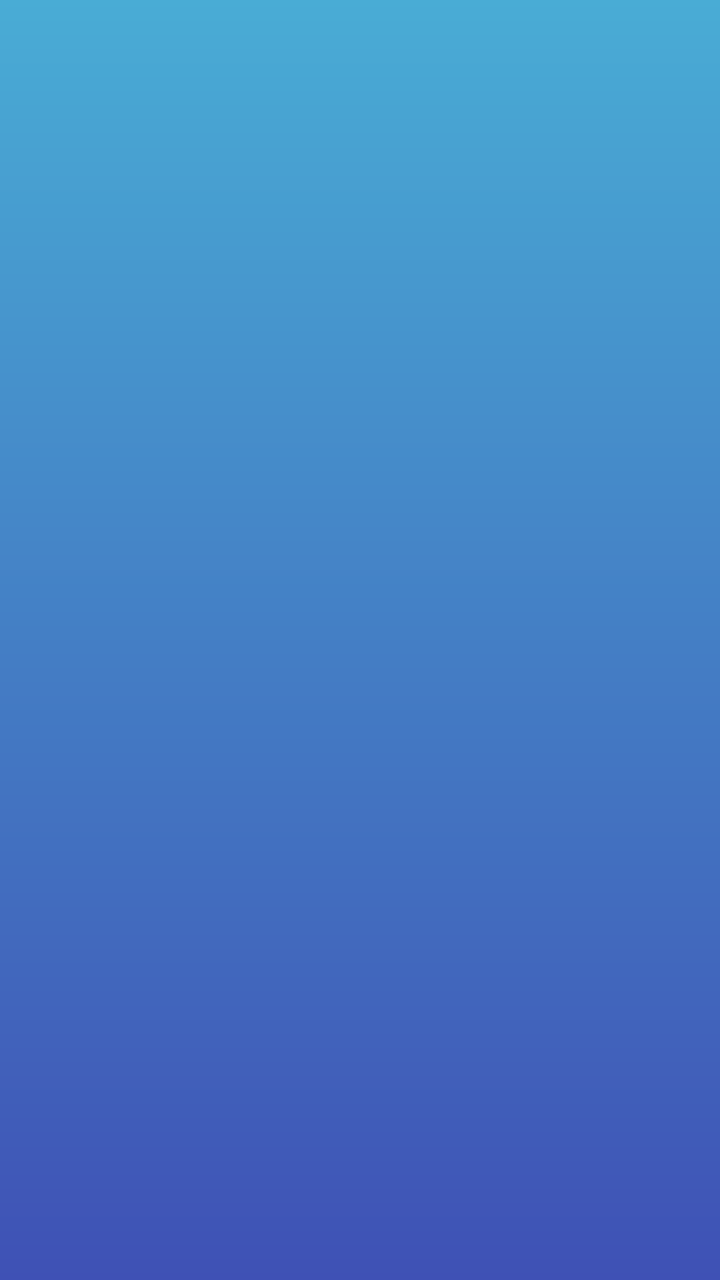
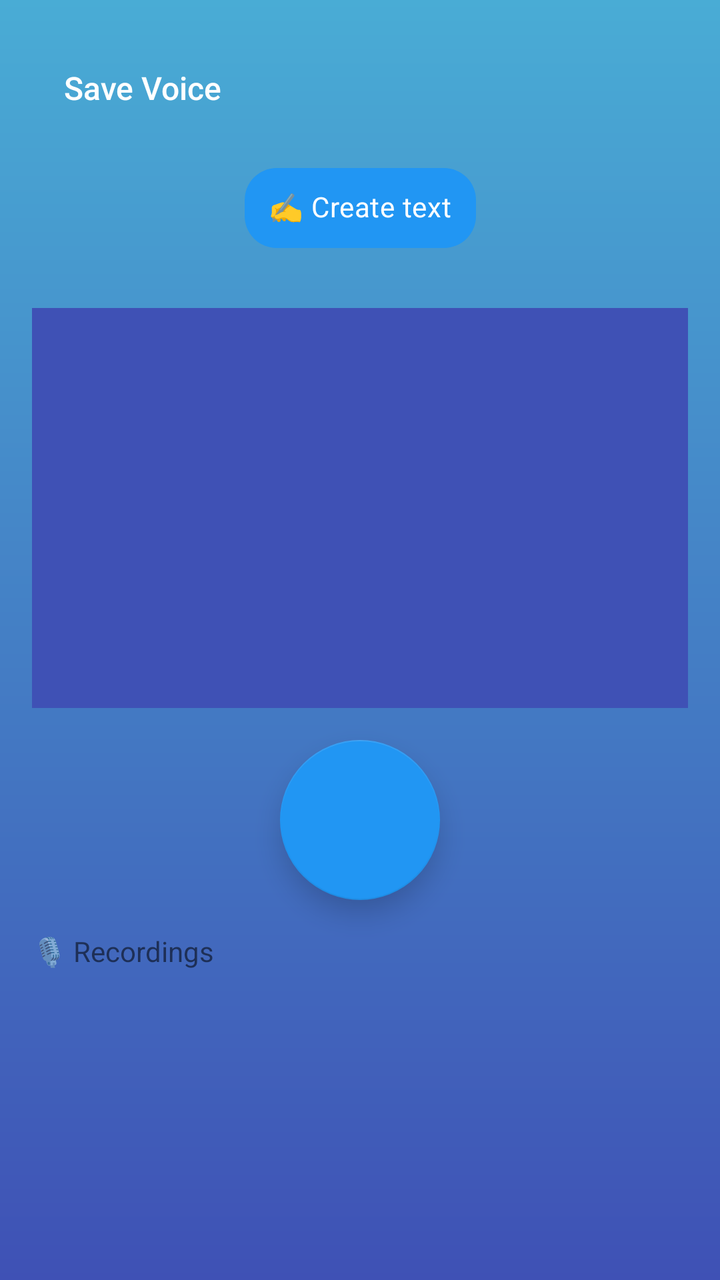

Before-and-after screenshots of an Android layout around one commit, followed by the original layout XML and the change that was made.
<!-- AndroidManifest.xml: application theme AppTheme -->
<!-- res/layout/activity_clonevoice.xml -->
<?xml version="1.0" encoding="utf-8"?>
<androidx.constraintlayout.widget.ConstraintLayout xmlns:android="http://schemas.android.com/apk/res/android"
    android:padding="16dp"
    android:background="@drawable/background_shape"
    android:layout_width="match_parent"
    android:layout_height="match_parent">

</androidx.constraintlayout.widget.ConstraintLayout>
<!-- resources referenced by this layout -->
<resources>
  <!-- drawable background_shape (drawable) -->
  <shape xmlns:android="http://schemas.android.com/apk/res/android">
      <gradient android:angle="90"
          android:startColor="#3F51B5"
          android:endColor="@color/blueLight"
          android:type="linear"/>
  </shape>
  <style name="AppTheme" parent="Theme.MaterialComponents.DayNight.NoActionBar">
          
          <item name="colorPrimary">@color/blueLight</item>
          <item name="colorPrimaryDark">@color/colorPrimaryDark</item>
          <item name="colorAccent">@color/colorAccent</item>
          <item name="android:itemBackground">@color/colorDark</item>
          <item name="android:textColorPrimary">@color/white</item>
          <item name="toolbarStyle">@style/CustomToolbar</item>
          <item name="spinnerStyle">@style/SpinnerStyle</item>
          <item name="android:spinnerItemStyle">@style/SpinnerItemStyle</item>
          <item name="android:spinnerDropDownItemStyle">@style/SpinnerDropDownItemStyle</item>
  
      </style>
  <color name="blueLight">#49acd5</color>
  <color name="colorPrimaryDark">#2f333f</color>
  <color name="colorAccent">#FF4081</color>
  <color name="colorDark">#777CA3</color>
  <color name="white">#FFFFFFFF</color>
  <style name="CustomToolbar" parent="Widget.AppCompat.Toolbar">
          <item name="titleTextAppearance">@style/ActionBarTitleText</item>
      </style>
  <style name="SpinnerStyle" parent="Widget.AppCompat.Spinner">
          <item name="android:popupBackground">@color/blueLight</item>
          <item name="android:textColor">@color/white</item>
          <item name="android:textSize">24sp</item>
      </style>
  <style name="SpinnerItemStyle" parent="Widget.AppCompat.Spinner">
          <item name="android:textColor">@color/white</item>
          <item name="android:textSize">18sp</item>
      </style>
  <style name="SpinnerDropDownItemStyle" parent="Widget.AppCompat.Spinner.DropDown">
          <item name="android:textColor">@color/white</item>
          <item name="android:textSize">12sp</item>
      </style>
  <style name="ActionBarTitleText" parent="TextAppearance.Widget.AppCompat.Toolbar.Title">
          <item name="android:textColor">@color/colorWhite</item>
          <item name="android:textSize">16sp</item>
      </style>
  <color name="colorWhite">#ffffff</color>
</resources>

<!-- the commit's change to res/layout/activity_clonevoice.xml (unified diff, before → after) -->
@@ -1,8 +1,99 @@
 <?xml version="1.0" encoding="utf-8"?>
 <androidx.constraintlayout.widget.ConstraintLayout xmlns:android="http://schemas.android.com/apk/res/android"
+    xmlns:app="http://schemas.android.com/apk/res-auto"
+    xmlns:tools="http://schemas.android.com/tools"
     android:padding="16dp"
     android:background="@drawable/background_shape"
     android:layout_width="match_parent"
     android:layout_height="match_parent">
 
+    <androidx.appcompat.widget.Toolbar
+        android:id="@+id/toolbar_clonevoice"
+        android:layout_width="match_parent"
+        android:layout_height="?attr/actionBarSize"
+        app:title="@string/clone_voice"
+        app:layout_constraintTop_toTopOf="parent"/>
+
+    <com.google.android.material.chip.Chip
+        android:id="@+id/chip_new_text"
+        android:layout_width="wrap_content"
+        android:layout_height="wrap_content"
+        android:clickable="true"
+        android:focusable="true"
+        android:text="@string/create_text"
+        android:textColor="@color/white"
+        app:chipBackgroundColor="@color/blue"
+        app:chipCornerRadius="16dp"
+        app:chipIconTint="@color/white"
+        app:chipMinHeight="40dp"
+        app:layout_constraintTop_toBottomOf="@+id/toolbar_clonevoice"
+        app:layout_constraintStart_toStartOf="parent"
+        app:layout_constraintEnd_toEndOf="parent"
+        android:layout_marginTop="8dp"/>
+
+    <TextView
+        android:id="@+id/tv_recording_info"
+        android:layout_width="match_parent"
+        android:layout_height="wrap_content"
+        android:layout_marginTop="6dp"
+        app:layout_constraintTop_toBottomOf="@+id/chip_new_text"
+        app:layout_constraintStart_toStartOf="parent"
+        app:layout_constraintEnd_toEndOf="parent">
+    </TextView>
+
+    <TextView
+        android:id="@+id/text_to_read"
+        android:layout_width="match_parent"
+        android:layout_height="200dp"
+        android:background="@color/blueDarker"
+        android:textColor="@color/white"
+        app:layout_constraintTop_toBottomOf ="@+id/tv_recording_info"
+        app:layout_constraintStart_toStartOf="parent"
+        app:layout_constraintEnd_toEndOf="parent"
+        android:layout_marginTop="1dp"/>
+
+    <com.google.android.material.floatingactionbutton.FloatingActionButton
+        android:id="@+id/microSwitchVoiceClone"
+        android:layout_width="wrap_content"
+        android:layout_height="wrap_content"
+        android:layout_gravity="center_horizontal"
+        android:layout_marginTop="16dp"
+        android:layout_marginBottom="16dp"
+        android:contentDescription="@string/microphone_toggle"
+        app:fabSize="auto"
+        app:fabCustomSize="80dp"
+        app:maxImageSize="48dp"
+        app:elevation="8dp"
+        app:hoveredFocusedTranslationZ="16dp"
+        app:pressedTranslationZ="12dp"
+        app:rippleColor="@color/white"
+        app:tint="@color/white"
+        app:backgroundTint="@color/blue"
+        app:layout_constraintTop_toBottomOf="@+id/text_to_read"
+        app:layout_constraintStart_toStartOf="parent"
+        app:layout_constraintEnd_toEndOf="parent"/>
+
+    <TextView
+        android:id="@+id/tv_recording_status"
+        android:layout_width="match_parent"
+        android:layout_height="wrap_content"
+        android:layout_marginTop="16dp"
+        android:text="@string/records_list"
+        app:layout_constraintTop_toBottomOf="@+id/microSwitchVoiceClone"
+        app:layout_constraintStart_toStartOf="parent"
+        app:layout_constraintEnd_toEndOf="parent">
+    </TextView>
+
+
+    <androidx.recyclerview.widget.RecyclerView
+        android:id="@+id/rv_recordings"
+        android:layout_width="match_parent"
+        android:layout_height="0dp"
+        android:layout_weight="1"
+        android:layout_marginTop="8dp"
+        app:layout_constraintTop_toBottomOf="@+id/tv_recording_status"
+        app:layout_constraintStart_toStartOf="parent"
+        app:layout_constraintEnd_toEndOf="parent"
+        />
+
 </androidx.constraintlayout.widget.ConstraintLayout>
<!-- resource entries referenced after the edit -->
@@ -1,5 +1,8 @@
 <!-- resources referenced by this layout -->
 <resources>
+  <color name="blue">#2196F3</color>
+  <color name="blueDarker">#3F51B5</color>
+  <color name="white">#FFFFFFFF</color>
   <!-- drawable background_shape (drawable) -->
   <shape xmlns:android="http://schemas.android.com/apk/res/android">
       <gradient android:angle="90"
@@ -7,6 +10,10 @@
           android:endColor="@color/blueLight"
           android:type="linear"/>
   </shape>
+  <string name="clone_voice">Save Voice</string>
+  <string name="create_text">✍️ Create text</string>
+  <string name="microphone_toggle">Toggle microphone</string>
+  <string name="records_list">🎙️ Recordings</string>
   <style name="AppTheme" parent="Theme.MaterialComponents.DayNight.NoActionBar">
           
           <item name="colorPrimary">@color/blueLight</item>
@@ -24,7 +31,6 @@
   <color name="colorPrimaryDark">#2f333f</color>
   <color name="colorAccent">#FF4081</color>
   <color name="colorDark">#777CA3</color>
-  <color name="white">#FFFFFFFF</color>
   <style name="CustomToolbar" parent="Widget.AppCompat.Toolbar">
           <item name="titleTextAppearance">@style/ActionBarTitleText</item>
       </style>
